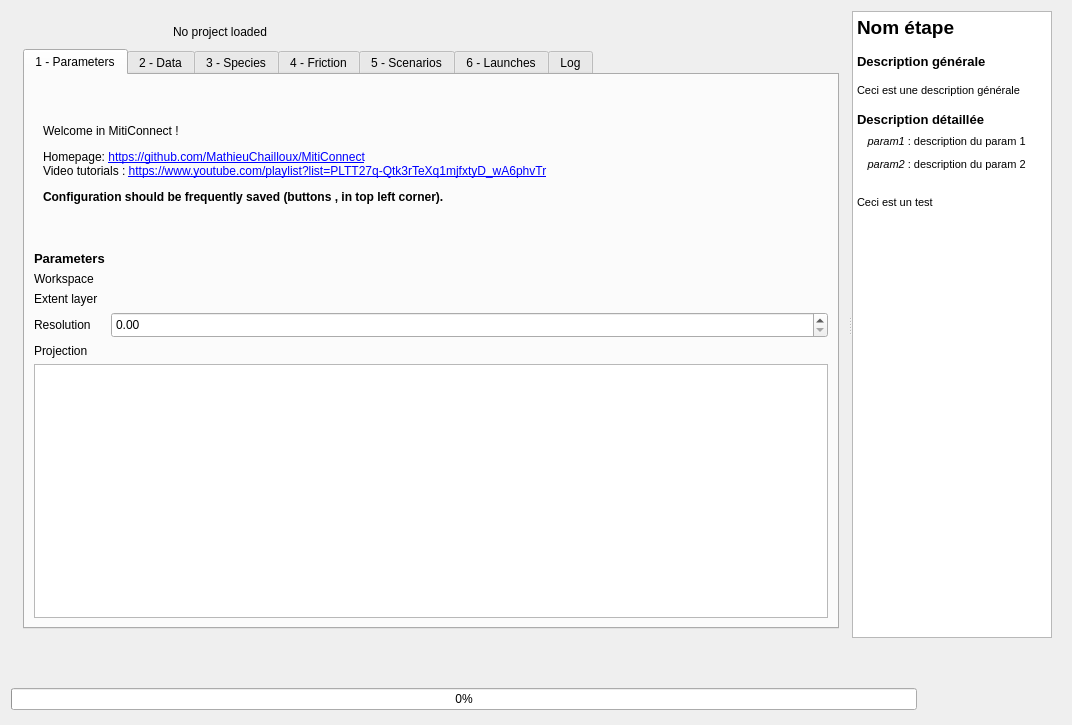
This is ui/miti_connect_dialog_base.ui in MathieuChailloux/MitiConnect as Qt 5 draws it before an edit. The edited form follows.
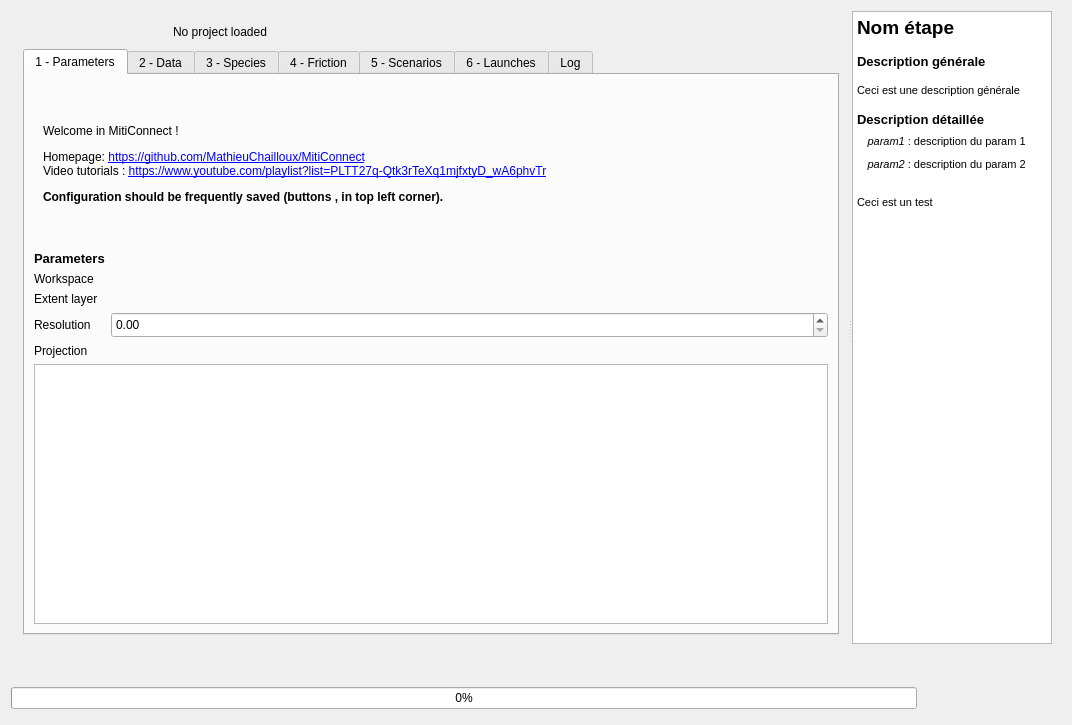
This is the edited form. Icons and pictures are not drawn. Custom widgets are drawn as their Qt base class.

```diff
--- a/ui/miti_connect_dialog_base.ui
+++ b/ui/miti_connect_dialog_base.ui
@@ -14,6 +14,9 @@
    <string>MitiConnect</string>
   </property>
   <layout class="QGridLayout" name="gridLayout_11">
+   <property name="verticalSpacing">
+    <number>0</number>
+   </property>
    <item row="1" column="0">
     <widget class="QLabel" name="lblProgress">
      <property name="sizePolicy">
@@ -84,7 +87,7 @@
             <x>0</x>
             <y>0</y>
             <width>837</width>
-            <height>631</height>
+            <height>637</height>
            </rect>
           </property>
           <property name="sizePolicy">
```
